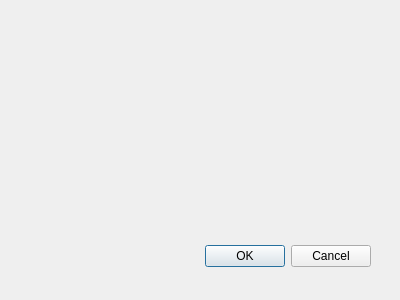
vfinel/nopywer_qgis_plugin, file nopywer_plugin_dialog_base.ui: the form before one commit.
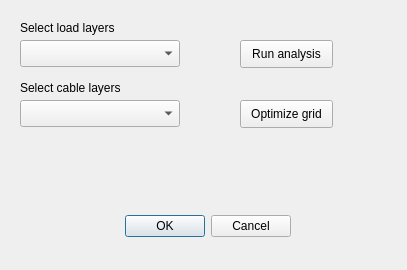
The form after the commit. Custom widgets are drawn as their Qt base class.

Commit message: create basic UI window

Diff of the .ui file:
```diff
--- a/nopywer_plugin_dialog_base.ui
+++ b/nopywer_plugin_dialog_base.ui
@@ -1,23 +1,23 @@
 <ui version="4.0" >
  <class>NopywerPluginDialogBase</class>
- <widget class="QDialog" name="NopywerPluginDialogBase" >
-  <property name="geometry" >
+ <widget class="QDialog" name="NopywerPluginDialogBase">
+  <property name="geometry">
    <rect>
     <x>0</x>
     <y>0</y>
-    <width>400</width>
-    <height>300</height>
+    <width>407</width>
+    <height>270</height>
    </rect>
   </property>
   <property name="windowTitle" >
    <string>nopywer</string>
   </property>
-  <widget class="QDialogButtonBox" name="button_box" >
-   <property name="geometry" >
+  <widget class="QDialogButtonBox" name="button_box">
+   <property name="geometry">
     <rect>
-     <x>30</x>
-     <y>240</y>
-     <width>341</width>
+     <x>90</x>
+     <y>210</y>
+     <width>201</width>
      <height>32</height>
     </rect>
    </property>
@@ -28,7 +28,86 @@
     <set>QDialogButtonBox::Cancel|QDialogButtonBox::Ok</set>
    </property>
   </widget>
+  <widget class="QgsMapLayerComboBox" name="mapLoads">
+   <property name="geometry">
+    <rect>
+     <x>20</x>
+     <y>40</y>
+     <width>160</width>
+     <height>27</height>
+    </rect>
+   </property>
+  </widget>
+  <widget class="QLabel" name="label">
+   <property name="geometry">
+    <rect>
+     <x>20</x>
+     <y>20</y>
+     <width>101</width>
+     <height>16</height>
+    </rect>
+   </property>
+   <property name="text">
+    <string>Select load layers</string>
+   </property>
+  </widget>
+  <widget class="QLabel" name="label_2">
+   <property name="geometry">
+    <rect>
+     <x>20</x>
+     <y>80</y>
+     <width>101</width>
+     <height>16</height>
+    </rect>
+   </property>
+   <property name="text">
+    <string>Select cable layers</string>
+   </property>
+  </widget>
+  <widget class="QgsMapLayerComboBox" name="mapCables">
+   <property name="geometry">
+    <rect>
+     <x>20</x>
+     <y>100</y>
+     <width>160</width>
+     <height>27</height>
+    </rect>
+   </property>
+  </widget>
+  <widget class="QPushButton" name="btnAnalysis">
+   <property name="geometry">
+    <rect>
+     <x>240</x>
+     <y>40</y>
+     <width>93</width>
+     <height>28</height>
+    </rect>
+   </property>
+   <property name="text">
+    <string>Run analysis</string>
+   </property>
+  </widget>
+  <widget class="QPushButton" name="btnOptimize">
+   <property name="geometry">
+    <rect>
+     <x>240</x>
+     <y>100</y>
+     <width>93</width>
+     <height>28</height>
+    </rect>
+   </property>
+   <property name="text">
+    <string>Optimize grid</string>
+   </property>
+  </widget>
  </widget>
+ <customwidgets>
+  <customwidget>
+   <class>QgsMapLayerComboBox</class>
+   <extends>QComboBox</extends>
+   <header>qgsmaplayercombobox.h</header>
+  </customwidget>
+ </customwidgets>
  <resources/>
  <connections>
   <connection>
```
Left out of the diff: 33 changed lines with no effect on the pictures.
